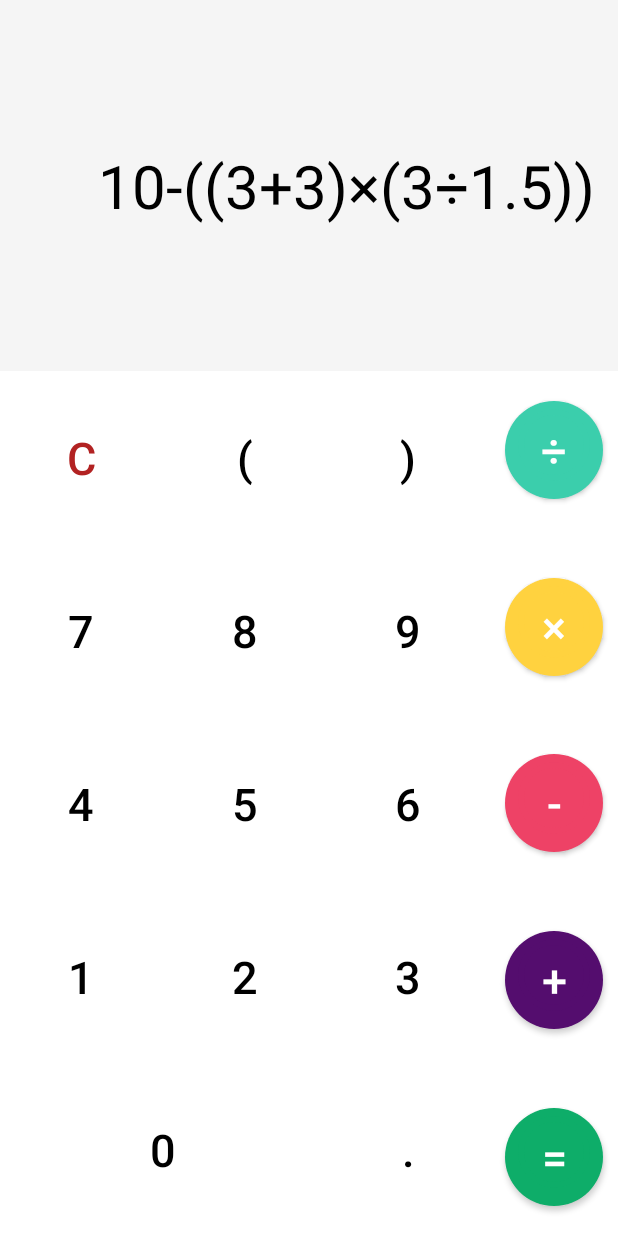
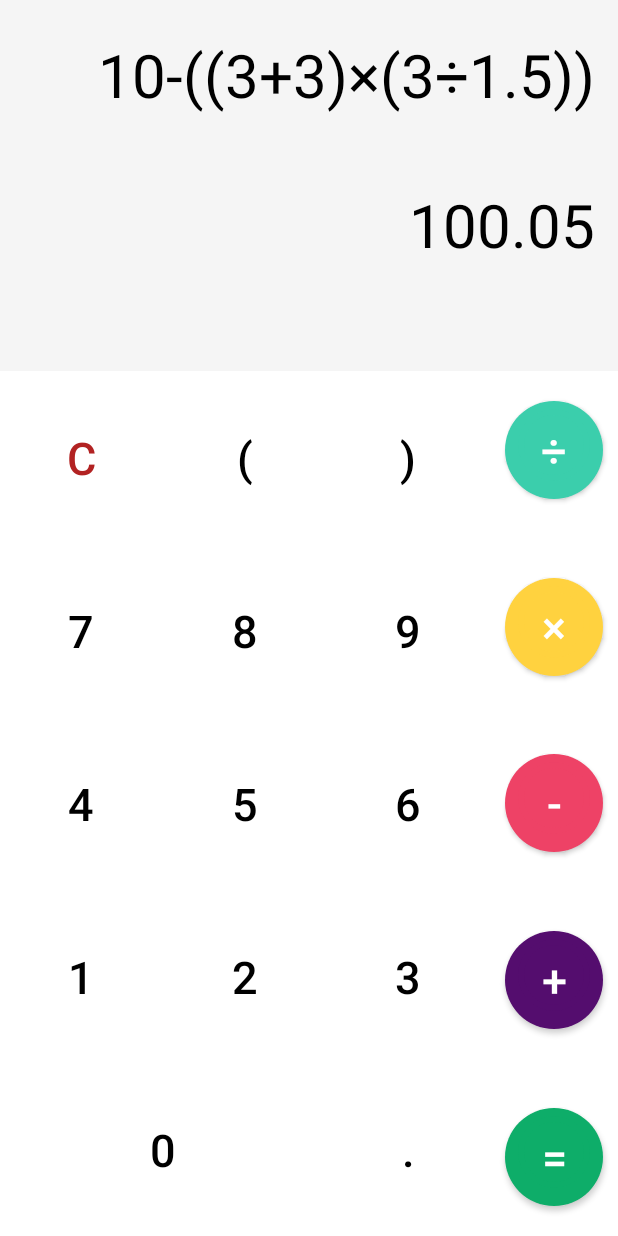
Before and after one commit to robin0512/SimpleCalculator, an Android app: the layout calculator.xml on its own in the app's theme, with its tools: preview values and no code run, on a phone screen of 412 x 824 dp. Run offline under Robolectric (Android 15) with nearby library versions, the phone set to English and light mode, and no system bars.

Commit message:
show Expression & realtime Total

```diff
--- a/app/src/main/java/com/example/simplecalculator/model/CalculatorData.kt
+++ b/app/src/main/java/com/example/simplecalculator/model/CalculatorData.kt
@@ -1,8 +1,6 @@
 package com.example.simplecalculator.model
 
 data class CalculatorData(
-    var text: String? = "",
-    var newText: String? = "",
     var expression: String? = "",
     var result: String? = ""
 )
--- a/app/src/main/res/layout/calculator.xml
+++ b/app/src/main/res/layout/calculator.xml
@@ -48,7 +48,7 @@
             android:layout_marginEnd="0dp"
             android:background="@drawable/bg_button"
             android:backgroundTint="@color/white"
-            android:onClick="@{() -> viewModel.symbolInput(viewModel.opParenthesesSymbol)}"
+            android:onClick="@{() -> viewModel.symbolInput(viewModel.openParenthesesSymbol)}"
             android:text="("
             android:textColor="@color/black"
             android:textSize="30sp"
@@ -66,7 +66,7 @@
             android:layout_marginEnd="0dp"
             android:background="@drawable/bg_button"
             android:backgroundTint="@color/white"
-            android:onClick="@{() -> viewModel.symbolInput(viewModel.clParenthesesSymbol)}"
+            android:onClick="@{() -> viewModel.symbolInput(viewModel.closeParenthesesSymbol)}"
             android:text=")"
             android:textColor="@color/black"
             android:textSize="30sp"
@@ -366,21 +366,37 @@
             app:layout_constraintTop_toTopOf="parent">
 
             <TextView
+                android:id="@+id/expression"
+                android:layout_width="0dp"
+                android:layout_height="100dp"
+                android:layout_marginRight="15dp"
+                android:gravity="center_vertical|right"
+                android:text="@{viewModel.displayExpressionLiveData}"
+                android:textColor="@color/black"
+                android:textSize="40sp"
+                app:layout_constraintEnd_toEndOf="parent"
+                app:layout_constraintHorizontal_bias="0.0"
+                app:layout_constraintStart_toStartOf="parent"
+                app:layout_constraintTop_toTopOf="parent"
+                tools:text="10-((3+3)×(3÷1.5))" />
+
+            <TextView
                 android:id="@+id/total"
                 android:layout_width="0dp"
-                android:layout_height="0dp"
+                android:layout_height="100dp"
                 android:layout_marginRight="15dp"
+                android:layout_marginBottom="32dp"
                 android:gravity="center_vertical|right"
-                android:text="@{viewModel.displayTextLiveData}"
+                android:text="@{viewModel.displayTotalLiveData}"
+                tools:text="100.05"
                 android:textColor="@color/black"
                 android:textSize="40sp"
                 app:layout_constraintBottom_toBottomOf="parent"
                 app:layout_constraintEnd_toEndOf="parent"
+                app:layout_constraintStart_toStartOf="parent"
+                app:layout_constraintTop_toBottomOf="@+id/expression"
                 app:layout_constraintHorizontal_bias="0.0"
-                app:layout_constraintStart_toStartOf="parent"
-                app:layout_constraintTop_toTopOf="parent"
-                app:layout_constraintVertical_bias="0.0"
-                tools:text="10-((3+3)×(3÷1.5))" />
+                app:layout_constraintVertical_bias="0.0"/>
 
         </androidx.constraintlayout.widget.ConstraintLayout>
 
```
Also changed, not shown: app/src/main/java/com/example/simplecalculator/viewModel/CalculatorActivityViewModel.kt (+40 -34 lines).
